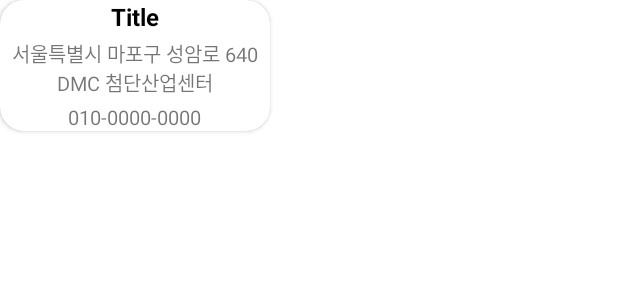
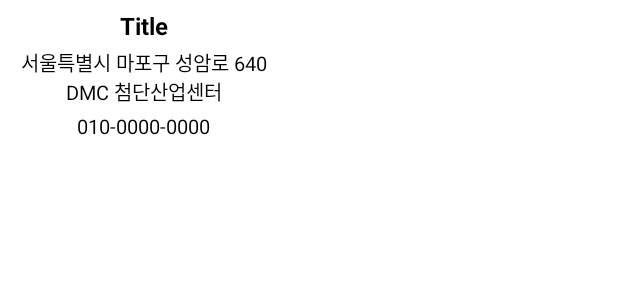
Before and after one commit to wo9374/Kovid, an Android app: the layout custom_info_window_layout.xml on its own in the app's theme, with its tools: preview values and no code run, on a phone screen of 412 x 824 dp. Shown: the top 300 px of the screen. Run offline under Robolectric (Android 15) with nearby library versions, the phone set to English and light mode, and no system bars.

Commit message:
기본 marker Info 구현

```diff
--- a/app/build.gradle
+++ b/app/build.gradle
@@ -68,6 +68,7 @@ dependencies {
 
     //LiveData
     implementation "androidx.lifecycle:lifecycle-livedata-ktx:$lifecycle_version"
+    implementation "androidx.lifecycle:lifecycle-runtime-ktx:$lifecycle_version"
 
     //Coroutine
     implementation("org.jetbrains.kotlinx:kotlinx-coroutines-android:1.5.2")
--- a/app/src/main/java/com/project/kovid/extenstion/CustomInfoWindow.kt
+++ b/app/src/main/java/com/project/kovid/extenstion/CustomInfoWindow.kt
@@ -24,6 +24,7 @@ internal class CustomInfoWindow(private val context : Context) : GoogleMap.InfoW
     }
 
     override fun getInfoWindow(marker: Marker): View? {
+        //기본 창(흰색 버블)을 사용해야 함을 나타내려면 null 반환
         return null
     }
 }
--- a/app/src/main/java/com/project/kovid/extenstion/CustomMarker.kt
+++ b/app/src/main/java/com/project/kovid/extenstion/CustomMarker.kt
@@ -4,6 +4,7 @@ import android.content.Context
 import androidx.core.content.ContextCompat
 import com.google.android.gms.maps.GoogleMap
 import com.google.android.gms.maps.model.BitmapDescriptor
+import com.google.android.gms.maps.model.LatLng
 import com.google.android.gms.maps.model.Marker
 import com.google.android.gms.maps.model.MarkerOptions
 import com.google.maps.android.clustering.ClusterManager
@@ -29,13 +30,14 @@ class CustomMarker(private val context: Context, map: GoogleMap, clusterManager:
         val markerIcon: BitmapDescriptor = CanvasUtil.drawableToBitmapDescriptor(drawable!!)
 
         markerOptions.icon(markerIcon)
-        markerOptions.snippet(item.snippet)
+        //markerOptions.snippet(item.snippet)
         markerOptions.title(item.title)
-        super.onBeforeClusterItemRendered(item, markerOptions)
+        markerOptions.position(LatLng(item.YPosWgs84,item.XPosWgs84))
+        //super.onBeforeClusterItemRendered(item, markerOptions)
     }
 
     override fun onClusterItemRendered(clusterItem: HospItem, marker: Marker) {
-        super.onClusterItemRendered(clusterItem, marker)
+        //super.onClusterItemRendered(clusterItem, marker)
         marker.tag = clusterItem
     }
 }
--- a/app/src/main/java/com/project/kovid/function/map/MapsFragment.kt
+++ b/app/src/main/java/com/project/kovid/function/map/MapsFragment.kt
@@ -60,7 +60,6 @@ class MapsFragment : BaseFragment<FragmentMapBinding>(R.layout.fragment_map), On
         clusterManager = ClusterManager(mContext, mGoogleMap)
         clusterManager.apply {
             renderer = CustomMarker(mContext, mGoogleMap, clusterManager)
-            markerCollection.setInfoWindowAdapter(CustomInfoWindow(mContext))
             setOnClusterItemClickListener { hospItem ->
                 return@setOnClusterItemClickListener false
             }
@@ -103,6 +102,7 @@ class MapsFragment : BaseFragment<FragmentMapBinding>(R.layout.fragment_map), On
 
         mapsViewModel.symptomTestHospData.observe(owner) {
             it.forEachIndexed { index, hospMarker ->
+                clusterManager.markerCollection.setInfoWindowAdapter(CustomInfoWindow(mContext))
                 clusterManager.addItem(hospMarker)
                 clusterManager.cluster()
 
--- a/app/src/main/res/layout/custom_info_window_layout.xml
+++ b/app/src/main/res/layout/custom_info_window_layout.xml
@@ -3,21 +3,13 @@
     xmlns:app="http://schemas.android.com/apk/res-auto"
     xmlns:tools="http://schemas.android.com/tools">
 
-    <androidx.cardview.widget.CardView
+    <LinearLayout
+        android:id="@+id/linear"
         android:layout_width="wrap_content"
         android:layout_height="wrap_content"
-        android:maxWidth="200dp"
-        android:padding="6dp"
-        app:cardCornerRadius="16dp"
-        app:layout_constraintBottom_toBottomOf="parent"
-        app:layout_constraintEnd_toEndOf="parent"
-        app:layout_constraintStart_toStartOf="parent"
-        app:layout_constraintTop_toTopOf="parent">
-
-        <LinearLayout
-            android:layout_width="wrap_content"
-            android:layout_height="wrap_content"
-            android:orientation="vertical">
+        android:gravity="center_horizontal"
+        android:orientation="vertical"
+        android:padding="6dp">
 
         <TextView
             android:id="@+id/txt_marker_title"
@@ -39,6 +31,7 @@
             android:layout_marginTop="4dp"
             android:gravity="center"
             android:maxWidth="180dp"
+            android:textColor="@color/black"
             android:textSize="13sp"
             app:layout_constraintStart_toStartOf="parent"
             app:layout_constraintTop_toBottomOf="@+id/txt_marker_title"
@@ -50,6 +43,7 @@
             android:layout_height="wrap_content"
             android:layout_gravity="center"
             android:layout_marginTop="4dp"
+            android:textColor="@color/black"
             android:textSize="13sp"
             app:layout_constraintEnd_toEndOf="parent"
             app:layout_constraintStart_toStartOf="parent"
@@ -58,6 +52,4 @@
 
     </LinearLayout>
 
-    </androidx.cardview.widget.CardView>
-
 </layout>
```
Lines whose indentation alone changed are shown as unchanged.
